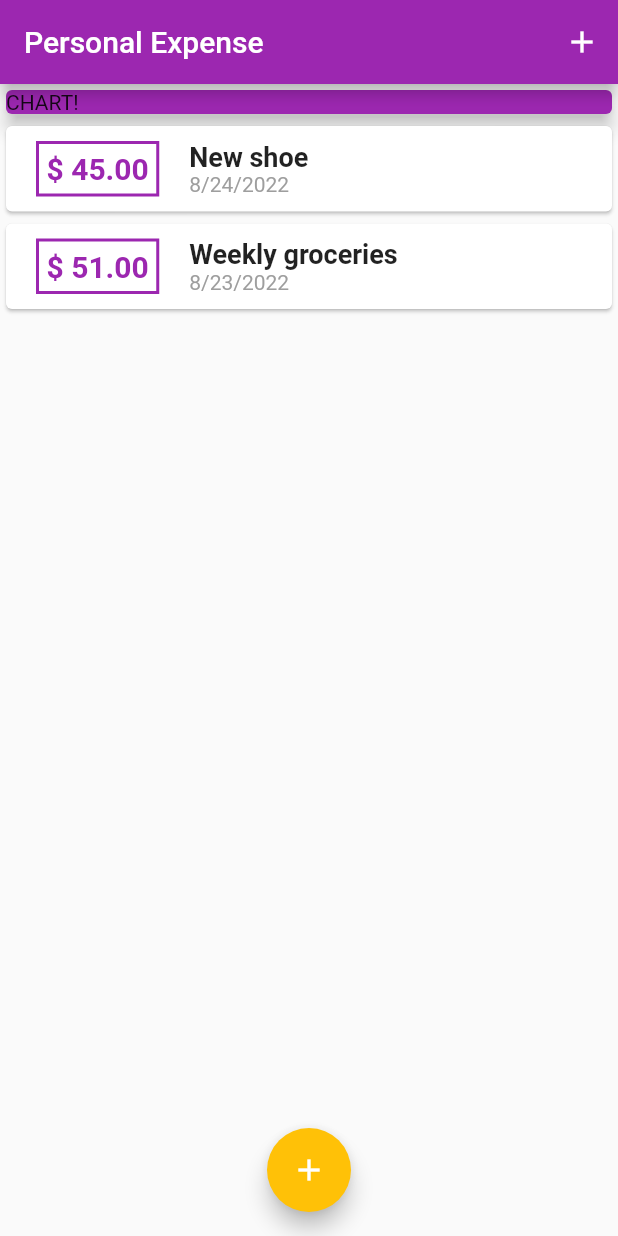
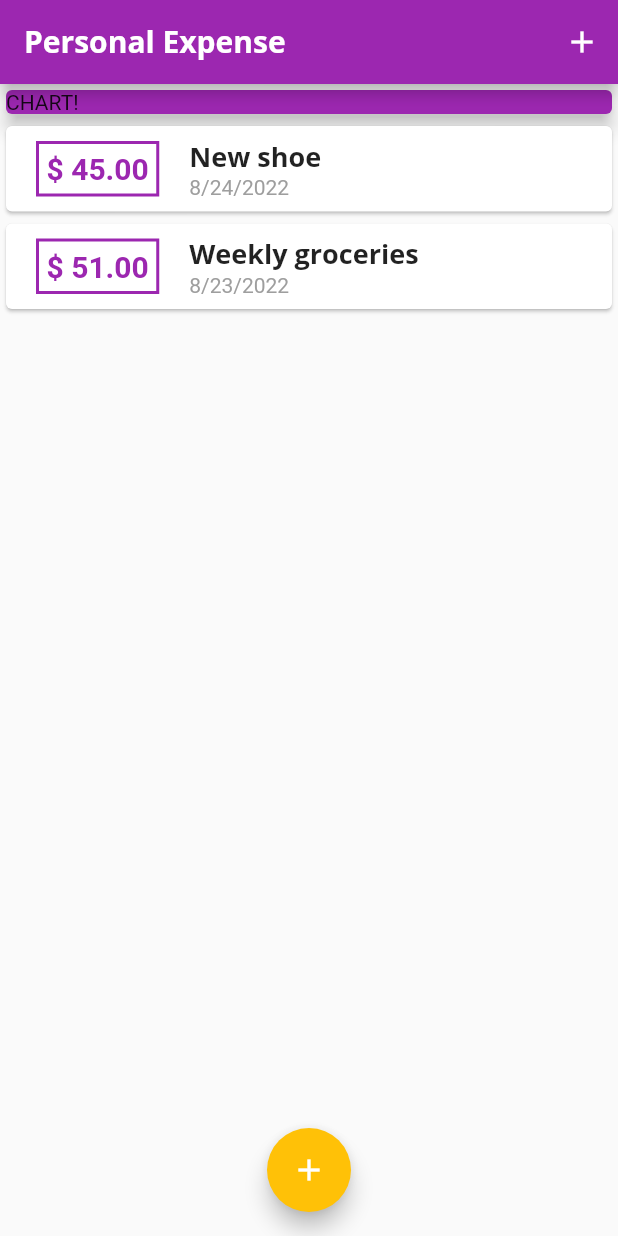
Before and after one commit to MohamedFaalil/flutter_personal_expense_tracker, a Flutter app: the screen it shows after launch, on a phone screen of 412 x 824 dp. Run offline on Flutter 3.47's test engine with Material 2 defaults, Android fonts, the phone set to English and light mode, and no system bars.

Commit message:
added font style via theme

```diff
--- a/lib/main.dart
+++ b/lib/main.dart
@@ -17,6 +17,20 @@ class MyApp extends StatelessWidget {
       theme: ThemeData(
         primarySwatch: Colors.purple,
         colorScheme: ColorScheme.fromSwatch().copyWith(secondary: Colors.amber),
+        fontFamily: 'Quicksand',
+        textTheme: ThemeData.light().textTheme.copyWith(
+                titleMedium: const TextStyle(
+              fontFamily: "OpenSans",
+              fontWeight: FontWeight.bold,
+              fontSize: 18,
+            )),
+        appBarTheme: const AppBarTheme(
+          titleTextStyle: TextStyle(
+            fontFamily: "OpenSans",
+            fontSize: 20,
+            fontWeight: FontWeight.bold,
+          ),
+        ),
       ),
       home: const MyHomePage(),
     );
--- a/lib/widgets/transaction_detail.dart
+++ b/lib/widgets/transaction_detail.dart
@@ -16,10 +16,7 @@ class TransactionDetailWidget extends StatelessWidget {
       children: [
         Text(
           title,
-          style: const TextStyle(
-            fontSize: 18,
-            fontWeight: FontWeight.bold,
-          ),
+          style: Theme.of(context).textTheme.titleMedium,
         ),
         Text(
           DateFormat.yMd().format(date),
```
Also changed, not shown: pubspec.yaml (+13 -6 lines), assets/fonts/OpenSans-Bold.ttf (added), assets/fonts/OpenSans-Regular.ttf (added), assets/fonts/Quicksand-Bold.ttf (added), assets/fonts/Quicksand-Light.ttf (added), assets/fonts/Quicksand-Medium.ttf (added), assets/fonts/Quicksand-Regular.ttf (added).
